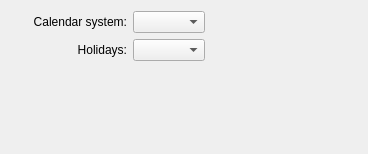
Above: libs/plasmaclock/calendarConfig.ui from mgottschlag/kwin-tiling before the change. Below: the same form after it.
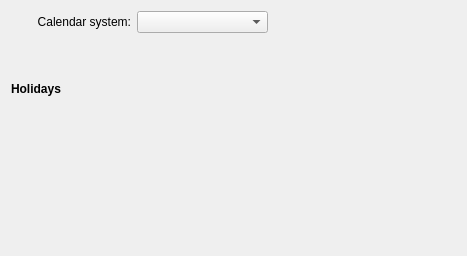
That is the form after the change. Custom widgets are drawn as their Qt base class.

Commit message: Add Plasma Calendar config interface to select multiple Holiday Regions.

What changed in the file:
```diff
--- a/libs/plasmaclock/calendarConfig.ui
+++ b/libs/plasmaclock/calendarConfig.ui
@@ -6,62 +6,28 @@
    <rect>
     <x>0</x>
     <y>0</y>
-    <width>368</width>
-    <height>154</height>
+    <width>467</width>
+    <height>256</height>
    </rect>
   </property>
-  <layout class="QGridLayout" name="gridLayout">
-   <item row="3" column="1">
-    <widget class="QLabel" name="label">
-     <property name="text">
-      <string>Holidays:</string>
-     </property>
-     <property name="alignment">
-      <set>Qt::AlignRight|Qt::AlignTrailing|Qt::AlignVCenter</set>
-     </property>
-     <property name="buddy">
-      <cstring>regionComboBox</cstring>
-     </property>
-    </widget>
-   </item>
-   <item row="3" column="2" colspan="2">
-    <layout class="QHBoxLayout" name="horizontalLayout">
-     <item>
-      <widget class="KComboBox" name="regionComboBox">
-       <property name="enabled">
-        <bool>true</bool>
-       </property>
-      </widget>
-     </item>
-     <item>
-      <spacer name="horizontalSpacer_2">
-       <property name="orientation">
-        <enum>Qt::Horizontal</enum>
-       </property>
-       <property name="sizeHint" stdset="0">
-        <size>
-         <width>188</width>
-         <height>17</height>
-        </size>
-       </property>
-      </spacer>
-     </item>
-    </layout>
-   </item>
-   <item row="4" column="3">
-    <spacer name="verticalSpacer">
+  <layout class="QGridLayout" name="gridLayout_2">
+   <item row="0" column="0">
+    <spacer name="horizontalSpacer">
      <property name="orientation">
-      <enum>Qt::Vertical</enum>
+      <enum>Qt::Horizontal</enum>
+     </property>
+     <property name="sizeType">
+      <enum>QSizePolicy::Fixed</enum>
      </property>
      <property name="sizeHint" stdset="0">
       <size>
-       <width>67</width>
-       <height>259</height>
+       <width>20</width>
+       <height>20</height>
       </size>
      </property>
     </spacer>
    </item>
-   <item row="2" column="1">
+   <item row="0" column="1">
     <widget class="QLabel" name="label_2">
      <property name="text">
       <string>Calendar system:</string>
@@ -74,16 +40,22 @@
      </property>
     </widget>
    </item>
-   <item row="2" column="2" colspan="2">
-    <layout class="QHBoxLayout" name="horizontalLayout_2">
-     <item>
+   <item row="0" column="2">
+    <layout class="QGridLayout" name="gridLayout">
+     <item row="0" column="0">
       <widget class="KComboBox" name="calendarComboBox">
        <property name="enabled">
         <bool>true</bool>
        </property>
+       <property name="sizePolicy">
+        <sizepolicy hsizetype="MinimumExpanding" vsizetype="Fixed">
+         <horstretch>0</horstretch>
+         <verstretch>0</verstretch>
+        </sizepolicy>
+       </property>
       </widget>
      </item>
-     <item>
+     <item row="0" column="1">
       <spacer name="horizontalSpacer_3">
        <property name="orientation">
         <enum>Qt::Horizontal</enum>
@@ -98,31 +70,21 @@
      </item>
     </layout>
    </item>
-   <item row="2" column="0">
-    <spacer name="horizontalSpacer">
-     <property name="orientation">
-      <enum>Qt::Horizontal</enum>
+   <item row="1" column="0" colspan="2">
+    <widget class="QLabel" name="label_7">
+     <property name="font">
+      <font>
+       <weight>75</weight>
+       <bold>true</bold>
+      </font>
      </property>
-     <property name="sizeHint" stdset="0">
-      <size>
-       <width>40</width>
-       <height>20</height>
-      </size>
+     <property name="text">
+      <string>Holidays</string>
      </property>
-    </spacer>
+    </widget>
    </item>
-   <item row="3" column="0">
-    <spacer name="horizontalSpacer_4">
-     <property name="orientation">
-      <enum>Qt::Horizontal</enum>
-     </property>
-     <property name="sizeHint" stdset="0">
-      <size>
-       <width>40</width>
-       <height>20</height>
-      </size>
-     </property>
-    </spacer>
+   <item row="2" column="0" colspan="3">
+    <widget class="KHolidays::HolidayRegionSelector" name="holidayRegionWidget"/>
    </item>
   </layout>
  </widget>
@@ -132,6 +94,11 @@
    <extends>QComboBox</extends>
    <header>kcombobox.h</header>
   </customwidget>
+  <customwidget>
+   <class>KHolidays::HolidayRegionSelector</class>
+   <extends>QWidget</extends>
+   <header>kholidays/holidayregionselector.h</header>
+  </customwidget>
  </customwidgets>
  <resources/>
  <connections/>
```
The commit also changes 5 other files.
